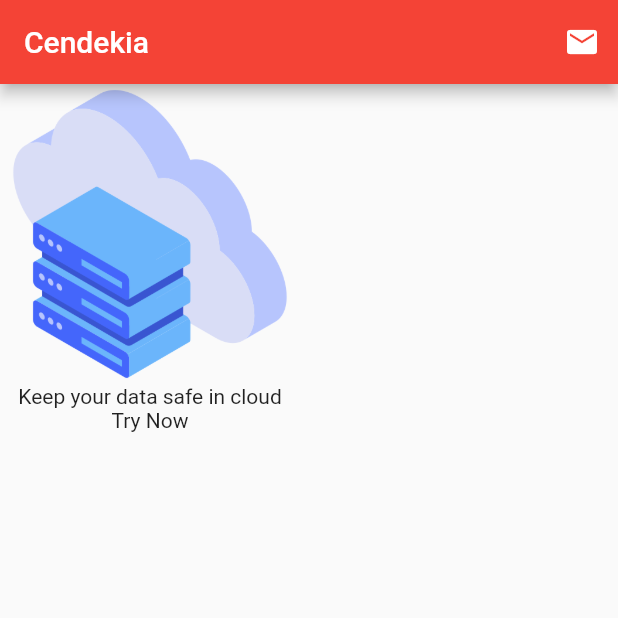
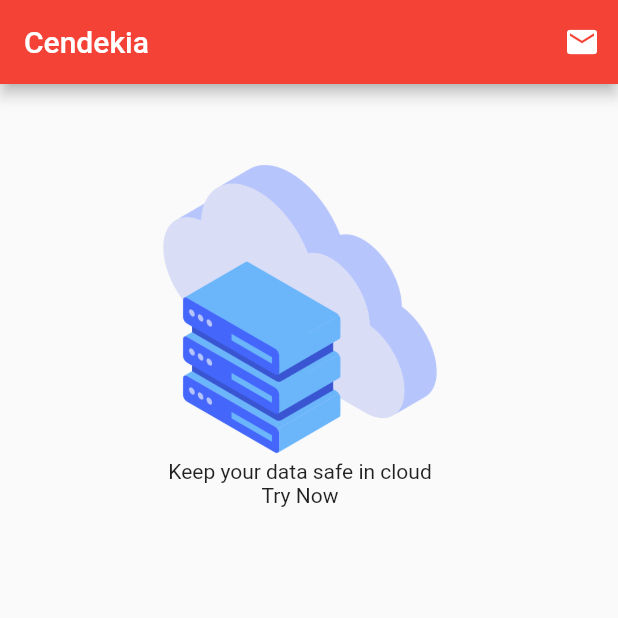
Before and after one commit to cendekialnazalia/Aplikasi-Flutter-Pertama, a Flutter app: the screen it shows after launch, on a phone screen of 412 x 824 dp, the top half of it. Run offline on Flutter 3.47's test engine with Material 2 defaults, Android fonts, the phone set to English and light mode, and no system bars.

Commit message:
Basic Margin & Padding

```diff
--- a/lib/main.dart
+++ b/lib/main.dart
@@ -25,6 +25,8 @@ class MyXApp extends StatelessWidget {
           ),
           body: SafeArea(
             child: Container(
+              // color: Colors.amber,
+              margin: EdgeInsets.only(left: 100, right: 100, top: 50),
               child: Column(children: <Widget>[
                 Image(
                   image: AssetImage('assets/images/ic_cloud.png'),
```
